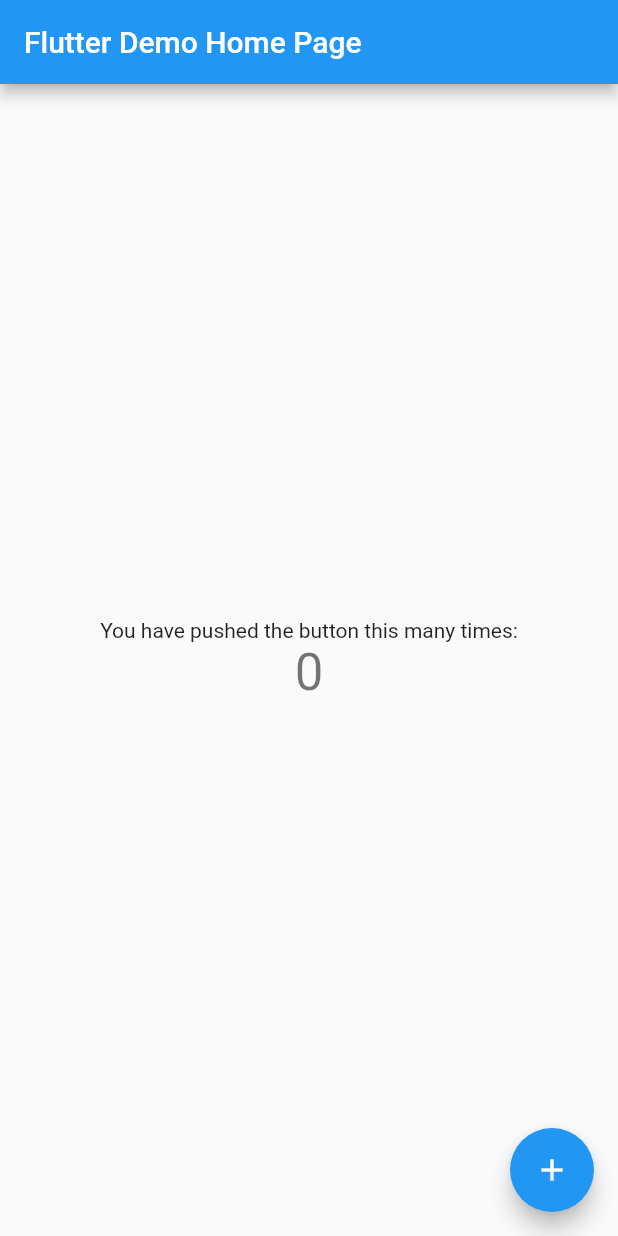
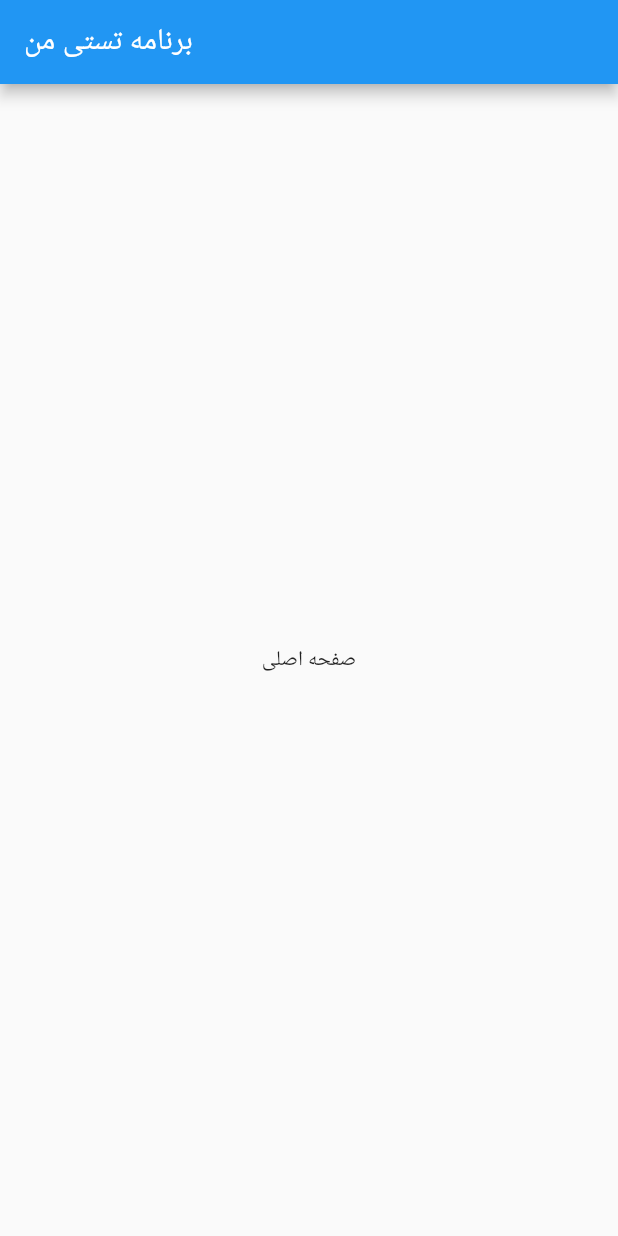
Before and after one commit to MWW1987/Flutter_TestApp, a Flutter app: the screen it shows after launch, on a phone screen of 412 x 824 dp. Run offline on Flutter 3.47's test engine with Material 2 defaults, Android fonts, the phone set to English and light mode, and no system bars.

Commit message:
Clean Main File

```diff
--- a/lib/main.dart
+++ b/lib/main.dart
@@ -3,109 +3,25 @@ import 'package:flutter/material.dart';
 void main() => runApp(MyApp());
 
 class MyApp extends StatelessWidget {
-  // This widget is the root of your application.
   @override
   Widget build(BuildContext context) {
     return MaterialApp(
       title: 'Flutter Demo',
-      theme: ThemeData(
-        // This is the theme of your application.
-        //
-        // Try running your application with "flutter run". You'll see the
-        // application has a blue toolbar. Then, without quitting the app, try
-        // changing the primarySwatch below to Colors.green and then invoke
-        // "hot reload" (press "r" in the console where you ran "flutter run",
-        // or simply save your changes to "hot reload" in a Flutter IDE).
-        // Notice that the counter didn't reset back to zero; the application
-        // is not restarted.
-        primarySwatch: Colors.blue,
-      ),
-      home: MyHomePage(title: 'Flutter Demo Home Page'),
+      home: MyHomePage(),
     );
   }
 }
 
-class MyHomePage extends StatefulWidget {
-  MyHomePage({Key key, this.title}) : super(key: key);
-
-  // This widget is the home page of your application. It is stateful, meaning
-  // that it has a State object (defined below) that contains fields that affect
-  // how it looks.
-
-  // This class is the configuration for the state. It holds the values (in this
-  // case the title) provided by the parent (in this case the App widget) and
-  // used by the build method of the State. Fields in a Widget subclass are
-  // always marked "final".
-
-  final String title;
-
-  @override
-  _MyHomePageState createState() => _MyHomePageState();
-}
-
-class _MyHomePageState extends State<MyHomePage> {
-  int _counter = 0;
-
-  void _incrementCounter() {
-    setState(() {
-      // This call to setState tells the Flutter framework that something has
-      // changed in this State, which causes it to rerun the build method below
-      // so that the display can reflect the updated values. If we changed
-      // _counter without calling setState(), then the build method would not be
-      // called again, and so nothing would appear to happen.
-      _counter++;
-    });
-  }
-
+class MyHomePage extends StatelessWidget {
   @override
   Widget build(BuildContext context) {
-    // This method is rerun every time setState is called, for instance as done
-    // by the _incrementCounter method above.
-    //
-    // The Flutter framework has been optimized to make rerunning build methods
-    // fast, so that you can just rebuild anything that needs updating rather
-    // than having to individually change instances of widgets.
     return Scaffold(
       appBar: AppBar(
-        // Here we take the value from the MyHomePage object that was created by
-        // the App.build method, and use it to set our appbar title.
-        title: Text(widget.title),
+        title: Text('برنامه تستی من'),
       ),
       body: Center(
-        // Center is a layout widget. It takes a single child and positions it
-        // in the middle of the parent.
-        child: Column(
-          // Column is also a layout widget. It takes a list of children and
-          // arranges them vertically. By default, it sizes itself to fit its
-          // children horizontally, and tries to be as tall as its parent.
-          //
-          // Invoke "debug painting" (press "p" in the console, choose the
-          // "Toggle Debug Paint" action from the Flutter Inspector in Android
-          // Studio, or the "Toggle Debug Paint" command in Visual Studio Code)
-          // to see the wireframe for each widget.
-          //
-          // Column has various properties to control how it sizes itself and
-          // how it positions its children. Here we use mainAxisAlignment to
-          // center the children vertically; the main axis here is the vertical
-          // axis because Columns are vertical (the cross axis would be
-          // horizontal).
-          mainAxisAlignment: MainAxisAlignment.center,
-          children: <Widget>[
-            Text(
-              'You have pushed the button this many times:',
-            ),
-            Text(
-              '$_counter',
-              style: Theme.of(context).textTheme.display1,
-            ),
-          ],
-        ),
+        child: Text('صفحه اصلی'),
       ),
-      floatingActionButton: FloatingActionButton(
-        onPressed: _incrementCounter,
-        tooltip: 'Increment',
-        child: Icon(Icons.add),
-      ), // This trailing comma makes auto-formatting nicer for build methods.
     );
   }
 }
```
